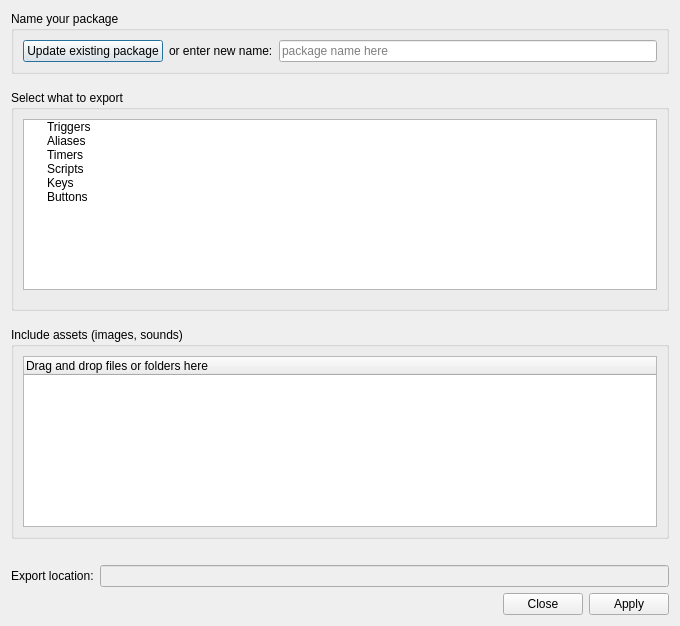
vadi2/Mudlet, file src/ui/dlgPackageExporter.ui: the form before one commit.
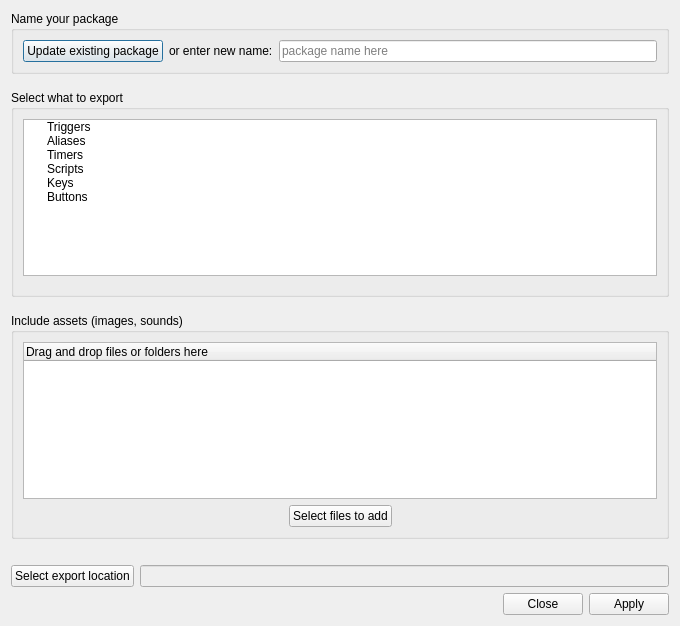
The form after the commit. Icons and pictures are not drawn.

Commit message: Added an explicit export button for those who can't drag and drop

The edit to the form file:
```diff
--- a/src/ui/dlgPackageExporter.ui
+++ b/src/ui/dlgPackageExporter.ui
@@ -159,6 +159,43 @@
         </column>
        </widget>
       </item>
+      <item>
+       <layout class="QGridLayout" name="gridLayout_3">
+        <item row="0" column="1">
+         <widget class="QPushButton" name="pushButton_3">
+          <property name="text">
+           <string>Select files to add</string>
+          </property>
+         </widget>
+        </item>
+        <item row="0" column="0">
+         <spacer name="horizontalSpacer">
+          <property name="orientation">
+           <enum>Qt::Horizontal</enum>
+          </property>
+          <property name="sizeHint" stdset="0">
+           <size>
+            <width>40</width>
+            <height>20</height>
+           </size>
+          </property>
+         </spacer>
+        </item>
+        <item row="0" column="2">
+         <spacer name="horizontalSpacer_2">
+          <property name="orientation">
+           <enum>Qt::Horizontal</enum>
+          </property>
+          <property name="sizeHint" stdset="0">
+           <size>
+            <width>40</width>
+            <height>20</height>
+           </size>
+          </property>
+         </spacer>
+        </item>
+       </layout>
+      </item>
      </layout>
     </widget>
    </item>
@@ -184,12 +221,9 @@
    <item>
     <layout class="QHBoxLayout" name="horizontalLayout_2">
      <item>
-      <widget class="QLabel" name="textLabel_exportLocation">
+      <widget class="QPushButton" name="pushButton_2">
        <property name="text">
-        <string>Export location:</string>
-       </property>
-       <property name="buddy">
-        <cstring>lineEdit_filePath</cstring>
+        <string>Select export location</string>
        </property>
       </widget>
      </item>
```
